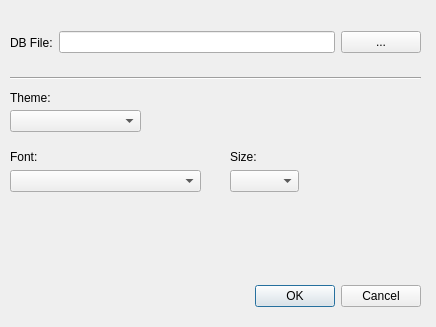
The window that optionsdialog.ui (plainoldprogrammer/yasm) describes before a commit, drawn with Qt 5.
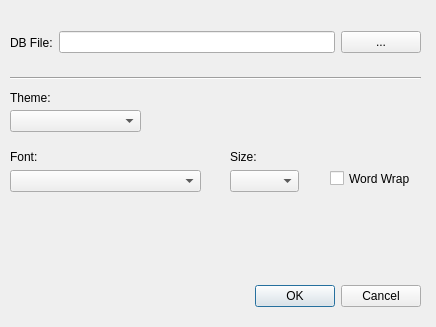
The same window after the commit.

Commit message: adding a check box in the options window to enable word wrap

Patch:
```diff
--- a/optionsdialog.ui
+++ b/optionsdialog.ui
@@ -140,6 +140,19 @@
     </rect>
    </property>
   </widget>
+  <widget class="QCheckBox" name="checkBoxWordWrap">
+   <property name="geometry">
+    <rect>
+     <x>330</x>
+     <y>170</y>
+     <width>81</width>
+     <height>17</height>
+    </rect>
+   </property>
+   <property name="text">
+    <string>Word Wrap</string>
+   </property>
+  </widget>
  </widget>
  <resources/>
  <connections>
```
